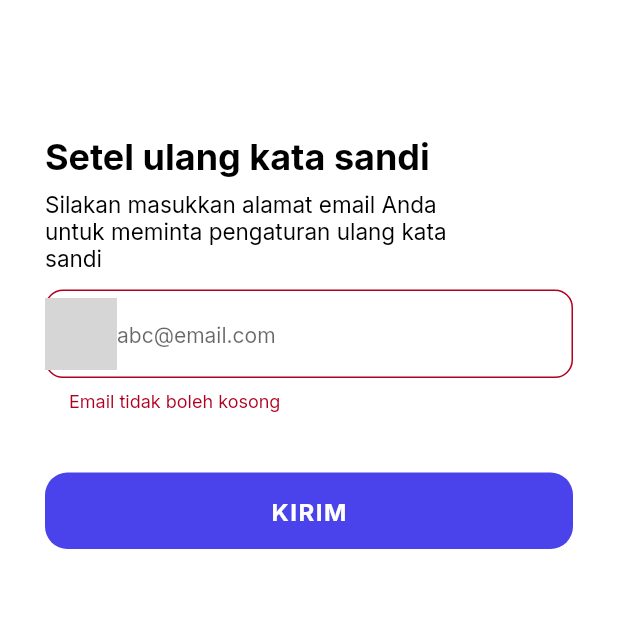
After one commit to finma/deliverit, a Flutter app: the ResetPasswordPage screen opened by its route, after a tap on "KIRIM", on a phone screen of 412 x 824 dp, the top half of it. The commit adds this screen. Run offline on Flutter 3.47's test engine with Material 2 defaults, Android fonts, the phone set to English and light mode, and no system bars; our stand-ins replace bloc, dropdown_button2, email_validator, flutter_bloc, go_router, google_fonts and 1 more; grey boxes are pictures that could not be loaded.

Commit message:
[ADD] reset password page

```diff
--- a/lib/pages/profile/setting/change_password_page.dart
+++ b/lib/pages/profile/setting/change_password_page.dart
@@ -1,6 +1,8 @@
 import 'package:flutter/material.dart';
+import 'package:go_router/go_router.dart';
 
 import '/config/app_asset.dart';
+import '/routes/router.dart';
 import '/widgets/custom_button_widget.dart';
 import '/widgets/custom_text_form_field_widget.dart';
 
@@ -80,7 +82,7 @@ class ChangePasswordPage extends StatelessWidget {
           label: 'SIMPAN',
           onTap: () {
             if (_formKey.currentState!.validate()) {
-              // TODO: change password method
+              context.goNamed(Routes.resetPassword);
               debugPrint('SIMPAN');
             }
           },
--- /dev/null
+++ b/lib/pages/reset_password_page.dart
@@ -0,0 +1,80 @@
+import 'package:deliverit/routes/router.dart';
+import 'package:flutter/material.dart';
+import 'package:go_router/go_router.dart';
+
+import '/config/app_asset.dart';
+import '/widgets/custom_button_widget.dart';
+import '/widgets/custom_text_form_field_widget.dart';
+
+class ResetPasswordPage extends StatelessWidget {
+  ResetPasswordPage({super.key});
+
+  final TextEditingController emailController = TextEditingController();
+
+  final _formKey = GlobalKey<FormState>();
+
+  @override
+  Widget build(BuildContext context) {
+    return Scaffold(
+      body: SafeArea(
+        child: Padding(
+          padding: const EdgeInsets.fromLTRB(30, 90, 30, 30),
+          child: Column(
+            crossAxisAlignment: CrossAxisAlignment.start,
+            children: [
+              const Text(
+                'Setel ulang kata sandi',
+                style: TextStyle(
+                  color: Colors.black,
+                  fontSize: 24,
+                  fontWeight: FontWeight.bold,
+                ),
+              ),
+              const SizedBox(height: 8),
+              const SizedBox(
+                width: 275,
+                child: Text(
+                  'Silakan masukkan alamat email Anda untuk meminta pengaturan ulang kata sandi',
+                  style: TextStyle(
+                    color: Colors.black,
+                    fontSize: 15,
+                  ),
+                ),
+              ),
+              const SizedBox(height: 12),
+              Form(
+                key: _formKey,
+                child: Column(
+                  children: [
+                    //* EMAIL ADDRESS
+                    CustomTextFormField(
+                      controller: emailController,
+                      hintText: 'abc@email.com',
+                      iconAsset: AppAsset.iconMail,
+                      validator: (value) {
+                        if (value == null || value.isEmpty) {
+                          return 'Email tidak boleh kosong';
+                        }
+                        return null;
+                      },
+                    ),
+                  ],
+                ),
+              ),
+              const SizedBox(height: 40),
+              ButtonCustom(
+                label: 'KIRIM',
+                onTap: () {
+                  if (_formKey.currentState!.validate()) {
+                    context.goNamed(Routes.home);
+                    debugPrint('Email: ${emailController.text}');
+                  }
+                },
+              )
+            ],
+          ),
+        ),
+      ),
+    );
+  }
+}
--- a/lib/routes/route_names.dart
+++ b/lib/routes/route_names.dart
@@ -14,6 +14,7 @@ class Routes {
   static const String paymentMethod = 'payment-method';
   static const String profile = 'profile';
   static const String register = 'register';
+  static const String resetPassword = 'reset-password';
   static const String setPassword = 'set-password';
   static const String setting = 'setting';
 }
--- a/lib/routes/router.dart
+++ b/lib/routes/router.dart
@@ -12,6 +12,7 @@ import '/pages/profile/setting/change_password_page.dart';
 import '/pages/profile/setting/my_address_page.dart';
 import '/pages/profile/setting/payment_method_page.dart';
 import '/pages/register_page.dart';
+import '/pages/reset_password_page.dart';
 import '/pages/setting_page.dart';
 import '/pages/verfication_pages.dart';
 
@@ -107,5 +108,10 @@ final router = GoRouter(
       name: Routes.otp,
       builder: (context, state) => const VerificationPage(),
     ),
+    GoRoute(
+      path: '/reset-password',
+      name: Routes.resetPassword,
+      builder: (context, state) => ResetPasswordPage(),
+    ),
   ],
 );
```
